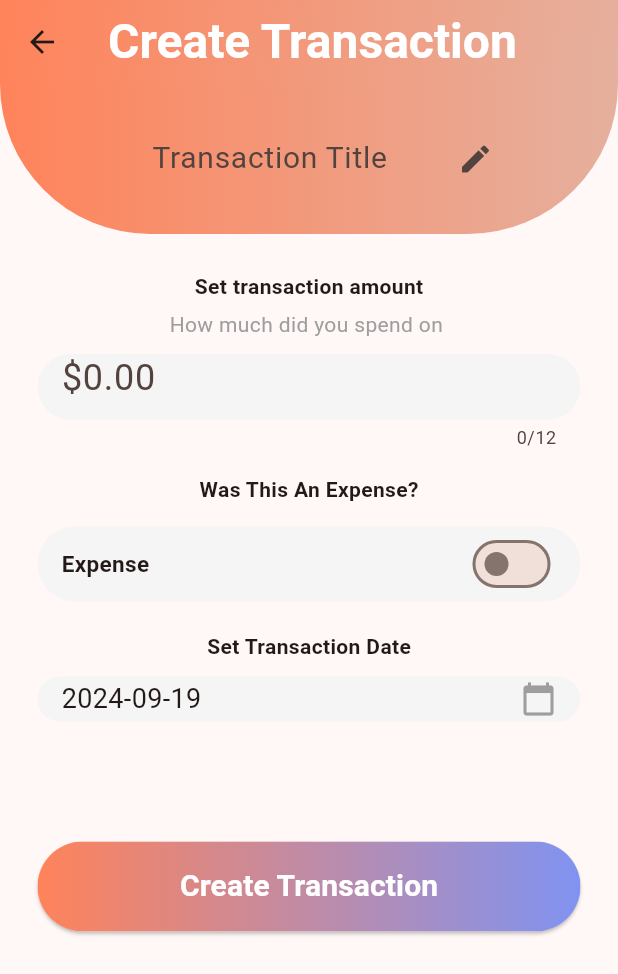
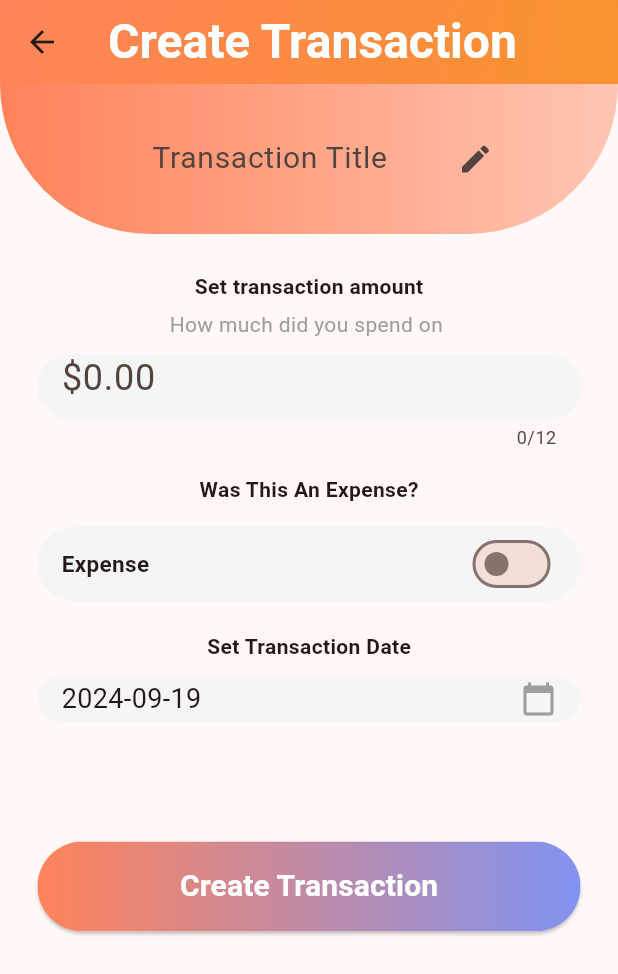
Before and after one commit to KushParmar07/Econowise, a Flutter app: the MenuSelecter screen opened directly, item 2 of the bottom bar chosen, after a tap on "Create Transaction", on a phone screen of 412 x 824 dp. Shown: the top 974 px of the screen. Run offline on Flutter 3.47's test engine with Material 3 defaults, Android fonts, the light colour scheme and no system bars; our stand-ins replace cloud_firestore, firebase_auth, firebase_core, flutter_colorpicker, fluttertoast, google_sign_in and 2 more; accounts and stored records are empty.

Commit message:
Added Colour Picker in Settings

```diff
--- a/lib/budget_files/budget_page_layout.dart
+++ b/lib/budget_files/budget_page_layout.dart
@@ -339,12 +339,12 @@
             ),
             child: Ink(
               decoration: BoxDecoration(
-                gradient: const LinearGradient(
+                gradient: LinearGradient(
                   begin: Alignment.centerLeft,
                   end: Alignment.centerRight,
                   colors: [
-                    Color.fromARGB(255, 255, 131, 90),
-                    Color.fromARGB(255, 128, 147, 241)
+                    context.read<SaveData>().primaryColor,
+                    context.read<SaveData>().secondaryColor
                   ],
                 ),
                 borderRadius: BorderRadius.circular(30.0),
--- a/lib/main.dart
+++ b/lib/main.dart
@@ -27,7 +27,7 @@
         title: 'Flutter Demo',
         theme: ThemeData(
           colorScheme: ColorScheme.fromSeed(
-              seedColor: const Color.fromARGB(255, 255, 131, 90)),
+              seedColor: context.read<SaveData>().primaryColor),
           useMaterial3: true,
         ),
         home: LoginPage());
--- a/lib/navigation_bar.dart
+++ b/lib/navigation_bar.dart
@@ -37,7 +37,7 @@
       appBar: AppBar(
         title: Text(appBarTitle),
         centerTitle: true,
-        backgroundColor: Theme.of(context).colorScheme.inversePrimary,
+        backgroundColor: context.read<SaveData>().primaryColor,
         actions: [
           IconButton(
               onPressed: () {
@@ -52,6 +52,7 @@
       ),
       body: body[_currentIndex],
       bottomNavigationBar: BottomNavigationBar(
+        fixedColor: context.read<SaveData>().secondaryColor,
         currentIndex: _currentIndex,
         onTap: (int newIndex) {
           setState(() {
--- a/lib/save_data.dart
+++ b/lib/save_data.dart
@@ -13,6 +13,9 @@
 
   final FirebaseFirestore _firestore = FirebaseFirestore.instance;
   final FirebaseAuth _auth = FirebaseAuth.instance;
+
+  Color primaryColor = const Color.fromARGB(255, 255, 131, 90);
+  Color secondaryColor = const Color.fromARGB(255, 128, 147, 241);
 
   // Load data from Firestore when the user logs in
   Future<void> loadData() async {
@@ -159,4 +162,14 @@
     _isMonthlyView = isMonthly;
     notifyListeners();
   }
+
+  void primaryColourSet(Color colour) {
+    primaryColor = colour;
+    notifyListeners();
+  }
+
+  void secondaryColourSet(Color colour) {
+    secondaryColor = colour;
+    notifyListeners();
+  }
 }
--- a/lib/transaction_files/create_transaction.dart
+++ b/lib/transaction_files/create_transaction.dart
@@ -120,8 +120,8 @@
             }
           }
         }
-        context.read<SaveData>().saveData();
       }
+      context.read<SaveData>().saveData();
       back();
     } else {
       Fluttertoast.showToast(
@@ -153,13 +153,13 @@
           leading:
               IconButton(onPressed: back, icon: const Icon(Icons.arrow_back)),
           flexibleSpace: Container(
-            decoration: const BoxDecoration(
+            decoration: BoxDecoration(
                 gradient: LinearGradient(
                     begin: Alignment.topLeft,
                     end: Alignment.bottomRight,
                     colors: [
-                  Color.fromARGB(255, 255, 131, 90),
-                  Color.fromARGB(255, 229, 176, 158)
+                  context.read<SaveData>().primaryColor,
+                  context.read<SaveData>().primaryColor.withAlpha(110)
                 ])),
           ),
           centerTitle: true,
@@ -230,12 +230,12 @@
           ),
           child: Ink(
             decoration: BoxDecoration(
-              gradient: const LinearGradient(
+              gradient: LinearGradient(
                 begin: Alignment.centerLeft,
                 end: Alignment.centerRight,
                 colors: [
-                  Color.fromARGB(255, 255, 131, 90),
-                  Color.fromARGB(255, 128, 147, 241)
+                  context.read<SaveData>().primaryColor,
+                  context.read<SaveData>().secondaryColor
                 ],
               ),
               borderRadius: BorderRadius.circular(30.0),
@@ -365,14 +365,14 @@
   Container topBackground() {
     return Container(
       height: 100, // Adjust height as needed
-      decoration: const BoxDecoration(
-        borderRadius: BorderRadius.only(
+      decoration: BoxDecoration(
+        borderRadius: const BorderRadius.only(
             bottomLeft: Radius.circular(100),
             bottomRight: Radius.circular(100)),
         gradient: LinearGradient(
           colors: [
-            Color.fromARGB(255, 255, 131, 90),
-            Color.fromARGB(255, 229, 176, 158)
+            context.read<SaveData>().primaryColor,
+            context.read<SaveData>().primaryColor.withAlpha(110)
           ], // Orange shades
         ),
       ),
--- a/lib/transaction_files/transactions_page.dart
+++ b/lib/transaction_files/transactions_page.dart
@@ -82,12 +82,12 @@
             ),
             child: Ink(
               decoration: BoxDecoration(
-                gradient: const LinearGradient(
+                gradient: LinearGradient(
                   begin: Alignment.centerLeft,
                   end: Alignment.centerRight,
                   colors: [
-                    Color.fromARGB(255, 255, 131, 90),
-                    Color.fromARGB(255, 128, 147, 241)
+                    context.read<SaveData>().primaryColor,
+                    context.read<SaveData>().secondaryColor
                   ],
                 ),
                 borderRadius: BorderRadius.circular(30.0),
```
Also changed, not shown: lib/budget_files/create_budget.dart (+10 -10 lines), lib/cashflow_files/cashflow_page.dart (+6 -4 lines), lib/settings_files/settings.dart (+85 -7 lines).
